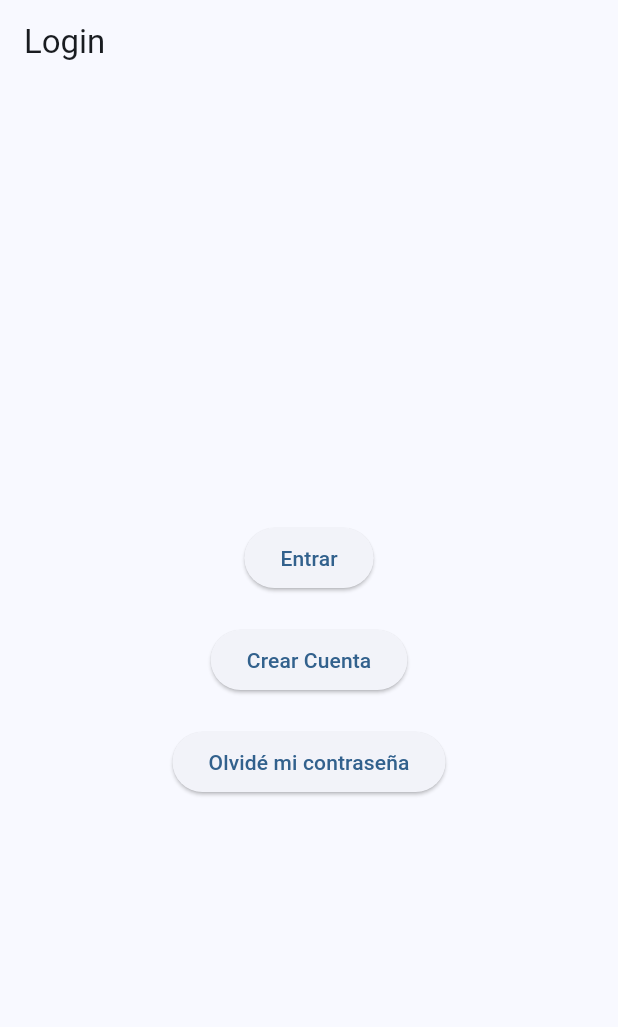
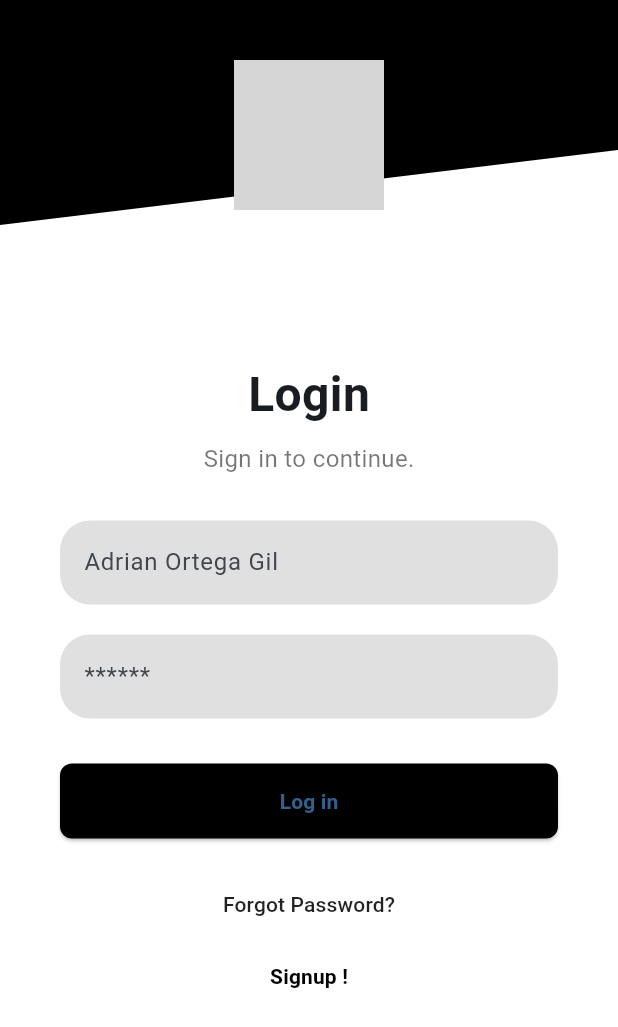
Before and after one commit to Felix2114/SmartSwine, a Flutter app: the screen it shows after launch, on a phone screen of 412 x 824 dp. Shown: the top 1027 px of the screen. Run offline on Flutter 3.47's test engine with Material 3 defaults, Android fonts, the phone set to English and light mode, and no system bars; grey boxes are pictures that could not be loaded.

Commit message:
add login page

```diff
--- a/lib/screens/login_page.dart
+++ b/lib/screens/login_page.dart
@@ -9,39 +9,156 @@ class LoginPage extends StatelessWidget {
   @override
   Widget build(BuildContext context) {
     return Scaffold(
-      appBar: AppBar(title: const Text('Login')),
-      body: Center(
+      backgroundColor: Colors.white,
+      body: SingleChildScrollView(
         child: Column(
-          mainAxisSize: MainAxisSize.min,
           children: [
-            ElevatedButton(
-              child: const Text('Entrar'),
+            // Parte superior con diagonal negra y logo
+            Stack(
+              children: [
+                ClipPath(
+                  clipper: DiagonalClipper(),
+                  child: Container(
+                    color: Colors.black,
+                    height: 200,
+                  ),
+                ),
+                Positioned(
+                  top: 40,
+                  left: 0,
+                  right: 0,
+                  child: Center(
+                    child: Column(
+                      children: [
+                        // Logo circular
+                        Container(
+                          height: 100,
+                          width: 100,
+                          decoration: const BoxDecoration(
+                            shape: BoxShape.circle,
+                            image: DecorationImage(
+                              image: AssetImage('lib/assets/logoSmartSwine.jpeg'),
+                              fit: BoxFit.cover,
+                            ),
+                          ),
+                        ),
+                      ],
+                    ),
+                  ),
+                ),
+              ],
+            ),
+
+            const SizedBox(height: 40),
+
+            // Título Login
+            const Text(
+              "Login",
+              style: TextStyle(
+                fontSize: 32,
+                fontWeight: FontWeight.bold,
+              ),
+            ),
+            const SizedBox(height: 8),
+            const Text(
+              "Sign in to continue.",
+              style: TextStyle(fontSize: 16, color: Colors.black54),
+            ),
+
+            const SizedBox(height: 30),
+
+            // Campo usuario
+            Padding(
+              padding: const EdgeInsets.symmetric(horizontal: 40),
+              child: TextField(
+                decoration: InputDecoration(
+                  hintText: "Adrian Ortega Gil",
+                  filled: true,
+                  fillColor: Colors.grey.shade300,
+                  border: OutlineInputBorder(
+                    borderRadius: BorderRadius.circular(20),
+                    borderSide: BorderSide.none,
+                  ),
+                ),
+              ),
+            ),
+            const SizedBox(height: 20),
+
+            // Campo contraseña
+            Padding(
+              padding: const EdgeInsets.symmetric(horizontal: 40),
+              child: TextField(
+                obscureText: true,
+                decoration: InputDecoration(
+                  hintText: "******",
+                  filled: true,
+                  fillColor: Colors.grey.shade300,
+                  border: OutlineInputBorder(
+                    borderRadius: BorderRadius.circular(20),
+                    borderSide: BorderSide.none,
+                  ),
+                ),
+              ),
+            ),
+            const SizedBox(height: 30),
+
+            // Botón login
+            Padding(
+              padding: const EdgeInsets.symmetric(horizontal: 40),
+              child: SizedBox(
+                width: double.infinity,
+                height: 50,
+                child: ElevatedButton(
+                  style: ElevatedButton.styleFrom(
+                    backgroundColor: Colors.black,
+                    shape: RoundedRectangleBorder(
+                      borderRadius: BorderRadius.circular(8),
+                    ),
+                  ),
+                  onPressed: () {
+                    Navigator.pushReplacement(
+                      context,
+                      MaterialPageRoute(builder: (context) => const StartPage()),
+                    );
+                  },
+                  child: const Text(
+                    "Log in",
+                    style: TextStyle(fontWeight: FontWeight.bold),
+                  ),
+                ),
+              ),
+            ),
+
+            const SizedBox(height: 20),
+
+            // Links inferiores
+            TextButton(
               onPressed: () {
-                Navigator.pushReplacement(
+                Navigator.push(
                   context,
-                  MaterialPageRoute(builder: (context) => const StartPage()),
+                  MaterialPageRoute(builder: (context) => const PasswordPage()),
                 );
               },
+              child: const Text(
+                "Forgot Password?",
+                style: TextStyle(color: Colors.black87),
+              ),
             ),
-            const SizedBox(height: 20),
-            ElevatedButton(
-              child: const Text('Crear Cuenta'),
+
+            TextButton(
               onPressed: () {
                 Navigator.push(
                   context,
                   MaterialPageRoute(builder: (context) => const CreatePage()),
                 );
               },
-            ),
-            const SizedBox(height: 20),
-            ElevatedButton(
-              child: const Text('Olvidé mi contraseña'),
-              onPressed: () {
-                Navigator.push(
-                  context,
-                  MaterialPageRoute(builder: (context) => const PasswordPage()),
-                );
-              },
+              child: const Text(
+                "Signup !",
+                style: TextStyle(
+                  color: Colors.black,
+                  fontWeight: FontWeight.bold,
+                ),
+              ),
             ),
           ],
         ),
@@ -49,3 +166,19 @@ class LoginPage extends StatelessWidget {
     );
   }
 }
+
+// Clipper para hacer el fondo diagonal negro
+class DiagonalClipper extends CustomClipper<Path> {
+  @override
+  Path getClip(Size size) {
+    Path path = Path();
+    path.lineTo(0, size.height - 50);
+    path.lineTo(size.width, size.height - 100);
+    path.lineTo(size.width, 0);
+    path.close();
+    return path;
+  }
+
+  @override
+  bool shouldReclip(covariant CustomClipper<Path> oldClipper) => false;
+}
```
